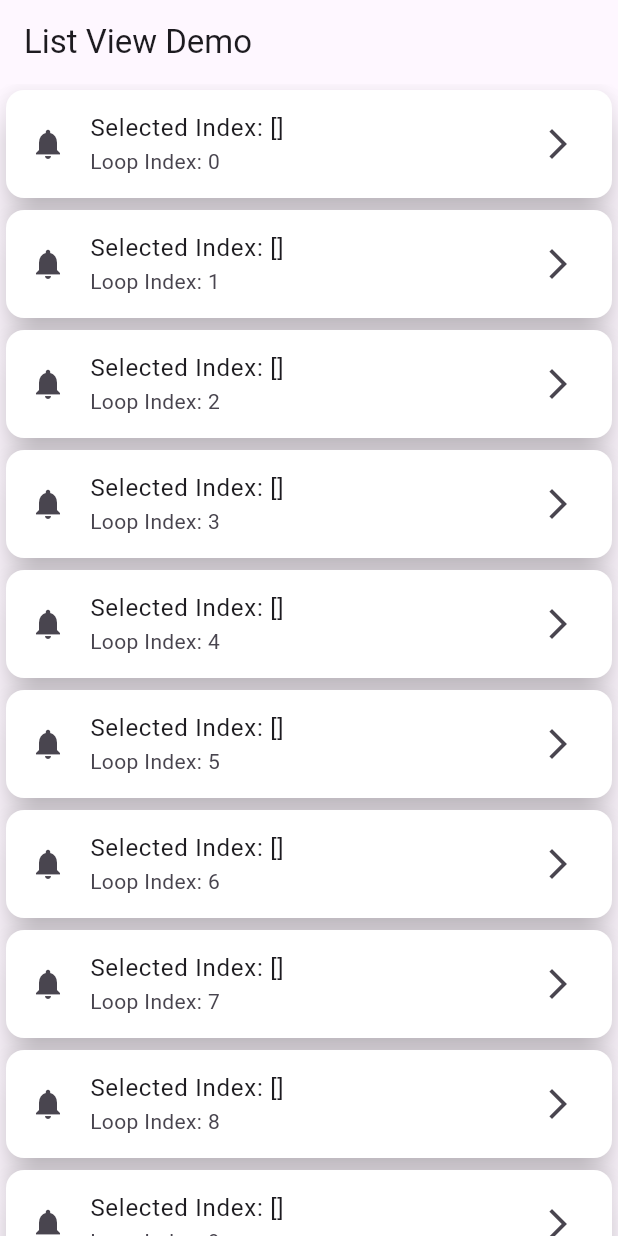
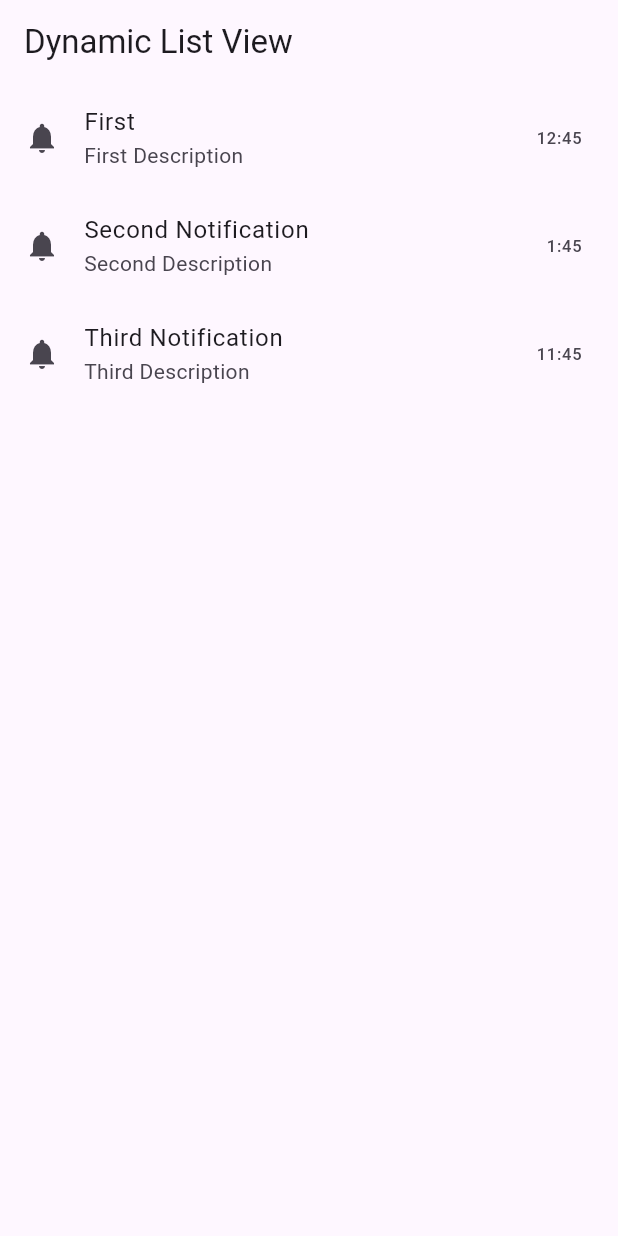
Before and after one commit to MuhammadAliKust/Hassan-Project, a Flutter app: the screen it shows after launch, on a phone screen of 412 x 824 dp. Run offline on Flutter 3.47's test engine with Material 3 defaults, Android fonts, the phone set to English and light mode, and no system bars; our stand-ins replace string_validator.

Commit message:
Dynamic List View Done

```diff
--- /dev/null
+++ b/lib/dynamic_list_view.dart
@@ -0,0 +1,38 @@
+import 'package:flutter/material.dart';
+import 'package:hassan_project/models/notification.dart';
+
+class DynamicListView extends StatelessWidget {
+  DynamicListView({super.key});
+
+  List<NotificationModel> notificationList = [
+    NotificationModel(
+        title: 'First ', description: 'First Description', time: '12:45'),
+    NotificationModel(
+        title: 'Second Notification',
+        description: 'Second Description',
+        time: '1:45'),
+    NotificationModel(
+        title: 'Third Notification',
+        description: 'Third Description',
+        time: '11:45'),
+  ];
+
+  @override
+  Widget build(BuildContext context) {
+    return Scaffold(
+      appBar: AppBar(
+        title: Text("Dynamic List View"),
+      ),
+      body: ListView.builder(
+          itemCount: notificationList.length,
+          itemBuilder: (context, i) {
+            return ListTile(
+              leading: Icon(Icons.notifications),
+              title: Text(notificationList[i].title),
+              subtitle: Text(notificationList[i].description),
+              trailing: Text(notificationList[i].time.toString()),
+            );
+          }),
+    );
+  }
+}
--- a/lib/main.dart
+++ b/lib/main.dart
@@ -1,5 +1,6 @@
 import 'package:flutter/material.dart';
 import 'package:hassan_project/asset_image.dart';
+import 'package:hassan_project/dynamic_list_view.dart';
 import 'package:hassan_project/list_tile.dart';
 import 'package:hassan_project/list_view_demo.dart';
 import 'package:hassan_project/login.dart';
@@ -18,7 +19,7 @@
   Widget build(BuildContext context) {
     return MaterialApp(
       debugShowCheckedModeBanner: false,
-    home: MultipleSelectionDemo(),
+    home: DynamicListView(),
     );
   }
 }
--- /dev/null
+++ b/lib/models/notification.dart
@@ -0,0 +1,7 @@
+class NotificationModel{
+  final String title;
+  final String description;
+  final String time;
+
+  NotificationModel({required this.title, required this.description, required this.time});
+}
--- a/lib/multiple_selection.dart
+++ b/lib/multiple_selection.dart
@@ -31,7 +31,9 @@
                     selectedIndex.add(i);
                   }
 
-                  setState(() {});
+                  setState(() {
+
+                  });
                 },
                 leading: Icon(Icons.notifications),
                 title: Text("Selected Index: $selectedIndex"),
```
